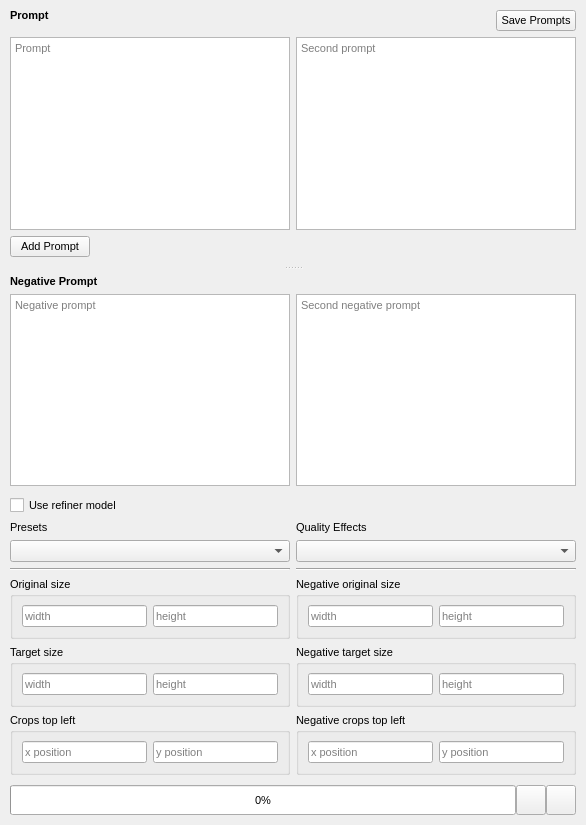
Qt form src/airunner/gui/widgets/stablediffusion/templates/stablediffusion_generator_form.ui (Capsize-Games/airunner) before a commit.
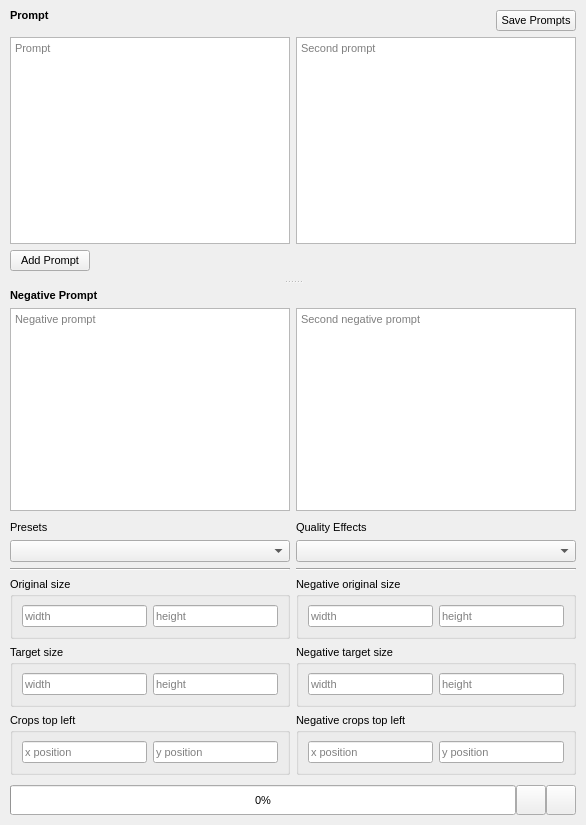
The same form after that commit. Icons and pictures are not drawn.

Commit message: remove the refiner model

What changed in the file:
```diff
--- a/src/airunner/gui/widgets/stablediffusion/templates/stablediffusion_generator_form.ui
+++ b/src/airunner/gui/widgets/stablediffusion/templates/stablediffusion_generator_form.ui
@@ -250,16 +250,6 @@
              <property name="bottomMargin">
               <number>0</number>
              </property>
-             <item>
-              <widget class="QCheckBox" name="use_refiner_checkbox">
-               <property name="toolTip">
-                <string>Uses second refiner model to enhance image</string>
-               </property>
-               <property name="text">
-                <string>Use refiner model</string>
-               </property>
-              </widget>
-             </item>
              <item>
               <layout class="QHBoxLayout" name="horizontalLayout">
                <item>
```
Left out of the diff: 1 changed line with no effect on the pictures. The commit also changes 1 other file.
